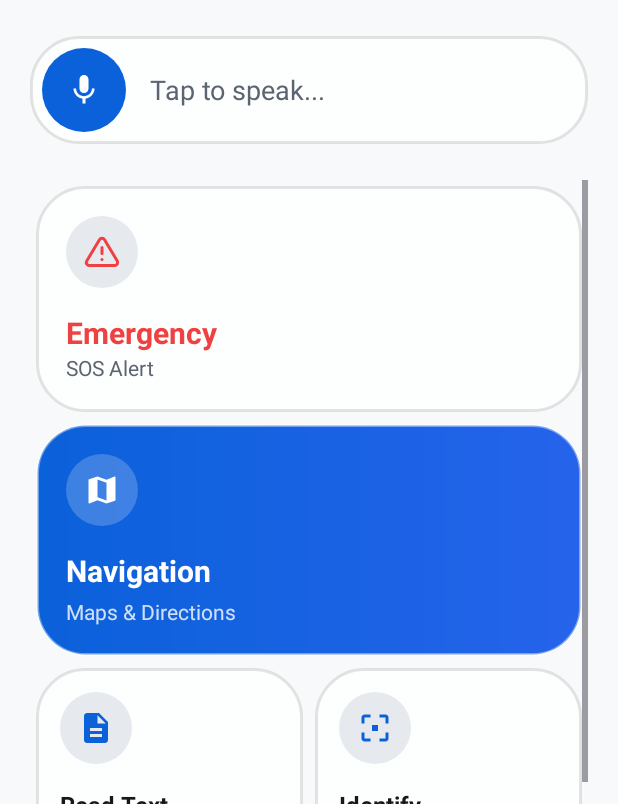
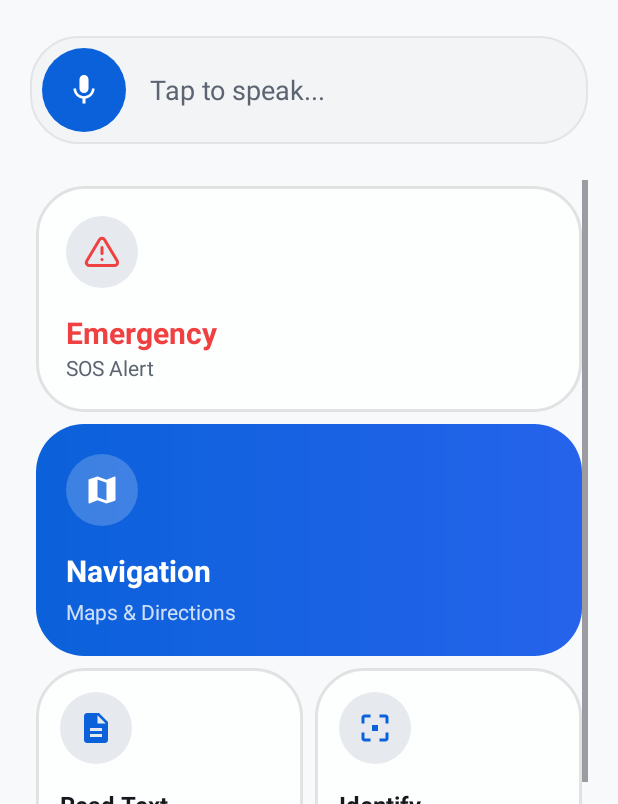
Before and after one commit to Project-NewSight/CIS4398-Project-NewSight-Frontend, an Android app: the HomeActivity screen opened directly, with no data from a screen before it, on a phone screen of 412 x 824 dp, the part 116-920 px from its top. Run offline under Robolectric (Android 15) with nearby library versions, the phone set to English and light mode, and no system bars.

Commit message:
fixed_voice_styles

```diff
--- a/app/src/main/res/drawable/bg_gradient_primary.xml
+++ b/app/src/main/res/drawable/bg_gradient_primary.xml
@@ -5,7 +5,4 @@
         android:endColor="@color/primary_variant"
         android:angle="0" />
     <corners android:radius="32dp" />
-    <stroke
-        android:width="2dp"
-        android:color="#66FFFFFF" />
 </shape>
--- /dev/null
+++ b/app/src/main/res/drawable/bg_voice_search.xml
@@ -0,0 +1,9 @@
+<?xml version="1.0" encoding="utf-8"?>
+<shape xmlns:android="http://schemas.android.com/apk/res/android"
+    android:shape="rectangle">
+    <solid android:color="@color/surface_1" />
+    <corners android:radius="32dp" />
+    <stroke
+        android:width="1dp"
+        android:color="@color/border" />
+</shape>
--- a/app/src/main/res/layout/activity_home.xml
+++ b/app/src/main/res/layout/activity_home.xml
@@ -61,7 +61,7 @@
         android:layout_width="match_parent"
         android:layout_height="wrap_content"
         android:layout_marginTop="24dp"
-        android:background="@drawable/bg_surface_card"
+        android:background="@drawable/bg_voice_search"
         android:clickable="true"
         android:focusable="true"
         android:padding="8dp"
--- a/app/src/main/res/values-night/colors.xml
+++ b/app/src/main/res/values-night/colors.xml
@@ -30,6 +30,6 @@
     <color name="border">#2b303a</color>
     <color name="input_bg">#0DFFFFFF</color> <!-- 5% white for dark mode -->
     <color name="input_border">#1AFFFFFF</color> <!-- 10% white for dark mode -->
-    <color name="glass_background">#0DFFFFFF</color>
-    <color name="glass_border">#33FFFFFF</color>
+    <color name="glass_background">#111317</color>
+    <color name="glass_border">#4DFFFFFF</color>
 </resources>
```
